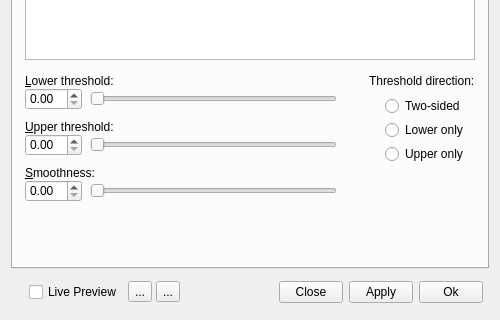
First picture: the form in GUI/Qt/Windows/SpeedImageDialog.ui, repository pyushkevich/itksnap, before the edit; both pictures show x 0 to 500 and y 223 to 543 of the 500 by 543 pixel window.
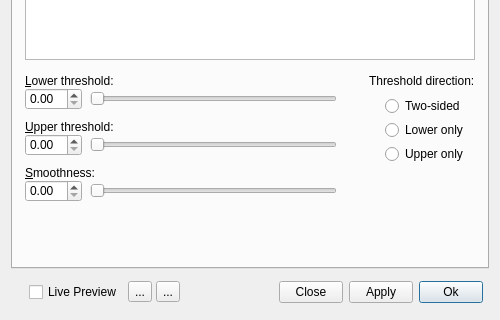
Second picture: the form after the edit. Icons and pictures are not drawn. Custom widgets are drawn as their Qt base class.

```diff
--- a/GUI/Qt/Windows/SpeedImageDialog.ui
+++ b/GUI/Qt/Windows/SpeedImageDialog.ui
@@ -1126,7 +1126,7 @@
          <string>Ok</string>
         </property>
         <property name="default">
-         <bool>false</bool>
+         <bool>true</bool>
         </property>
         <property name="flat">
          <bool>false</bool>
```
